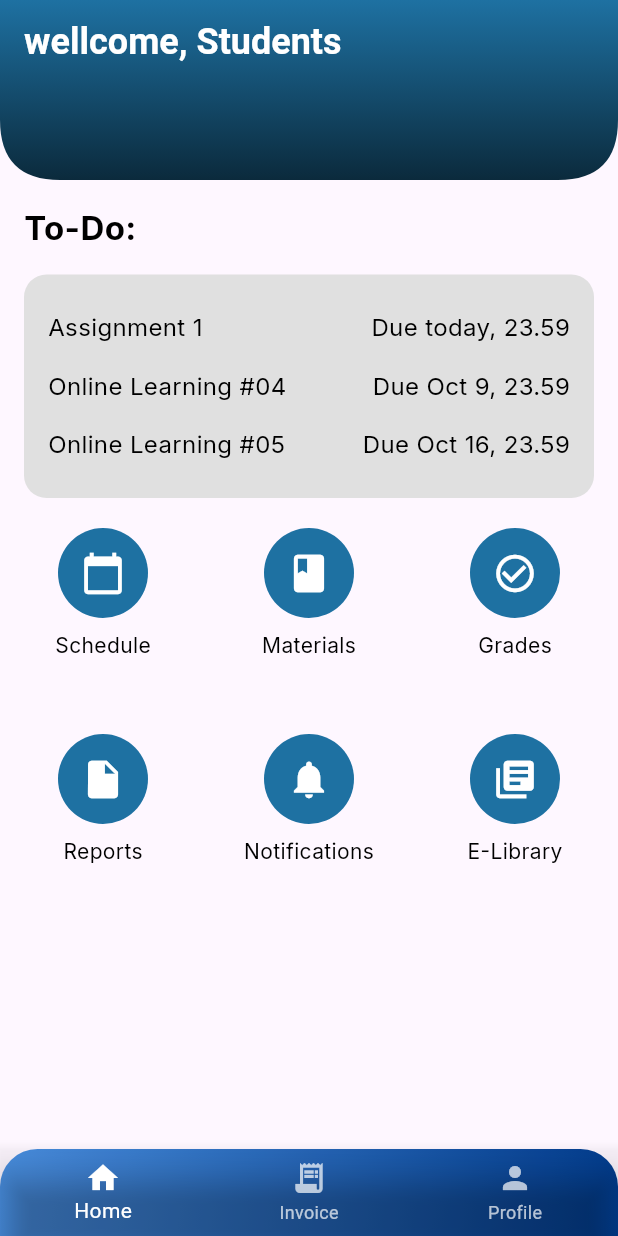
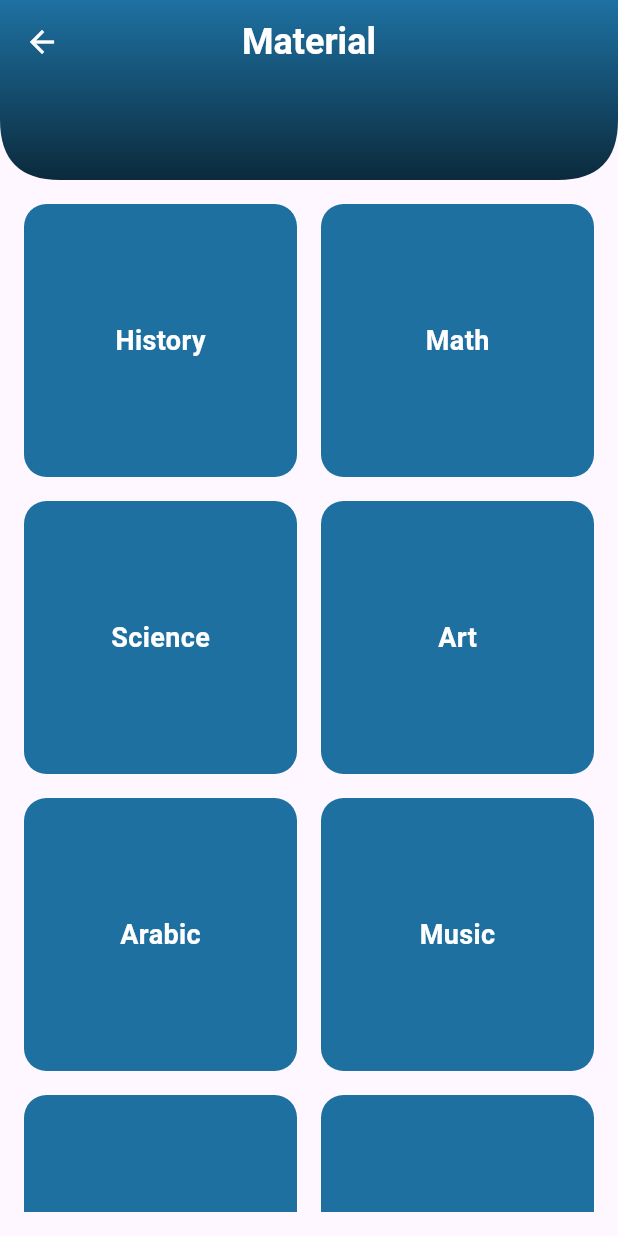
Before and after one commit to difadlyaulhaq/AEDP-APP, a Flutter app: the StudentHome screen opened by its route, after a tap on the "book" icon, on a phone screen of 412 x 824 dp. Run offline on Flutter 3.47's test engine with Material 3 defaults, Android fonts, the light colour scheme and no system bars; our stand-ins replace bloc, cloud_firestore, firebase_auth, firebase_core, flutter_bloc, go_router and 1 more; accounts and stored records are empty.

Commit message:
update: fe material page, material detail

```diff
--- a/lib/pages/GradesPage.dart
+++ b/lib/pages/GradesPage.dart
@@ -136,6 +136,15 @@ class GradesWidget extends StatelessWidget {
                 _buildGradeItem("Art", "19"),
                 _buildGradeItem("English", "100"),
                 _buildGradeItem("Arabic", "100"),
+                _buildGradeItem("Geography", "78"),
+                _buildGradeItem("Chemistry", "85"),
+                _buildGradeItem("Physics", "92"),
+                _buildGradeItem("Biology", "88"),
+                _buildGradeItem("Computer Science", "95"),
+                _buildGradeItem("Music", "76"),
+                _buildGradeItem("Social Studies", "83"),
+                _buildGradeItem("Foreign Language", "89"),
+
               ],
             ),
           ),
--- a/lib/pages/dashboard_students.dart
+++ b/lib/pages/dashboard_students.dart
@@ -1,6 +1,7 @@
 import 'package:flutter/material.dart';
 import 'package:project_aedp/pages/GradesPage.dart';
 import 'package:project_aedp/pages/invoice_page.dart';
+import 'package:project_aedp/pages/materialpage.dart';
 import 'package:project_aedp/pages/profile_page.dart';
 import 'package:project_aedp/theme/theme.dart';
 
@@ -13,13 +14,12 @@ class DashboardStudents extends StatefulWidget {
 
 class _DashboardStudentsState extends State<DashboardStudents> {
   int _selectedIndex = 0; // Track the selected tab index
-  final String name = "Students"; // Store the user's name
 
   // List of all the pages to navigate between
   final List<Widget> _pages = const [
     DashboardStudentsHome(), // Home page
-    InvoicePage(),          // Invoice page
-    ProfilePage(),          // Profile page
+    InvoicePage(), // Invoice page
+    ProfilePage(), // Profile page
   ];
 
   // Logic for onTap navigation
@@ -56,7 +56,8 @@ class _DashboardStudentsState extends State<DashboardStudents> {
           child: BottomNavigationBar(
             currentIndex: _selectedIndex, // Track the selected page index
             onTap: _onNavbarTap, // Triggered when an item is tapped
-            backgroundColor: Colors.transparent, // Make background transparent for gradient effect
+            backgroundColor: Colors
+                .transparent, // Make background transparent for gradient effect
             selectedItemColor: Colors.white,
             unselectedItemColor: Colors.white70,
             items: const [
@@ -127,7 +128,11 @@ class DashboardStudentsHome extends StatelessWidget {
                 // Navigate or display message for "Schedule"
               }),
               _buildIconButton(Icons.book, "Materials", () {
-                // Navigate or display message for "Materials"
+                // Navigate to Material_page
+                Navigator.push(
+                  context,
+                  MaterialPageRoute(builder: (context) => const Material_page()),
+                );
               }),
               _buildIconButton(Icons.check_circle_outline, "Grades", () {
                 // Navigate to GradesPage
--- /dev/null
+++ b/lib/pages/materialpage.dart
@@ -0,0 +1,110 @@
+import 'package:flutter/material.dart';
+import 'package:project_aedp/pages/detailmaterial.dart';
+
+class Material_page extends StatelessWidget {
+  const Material_page({super.key});
+
+  @override
+  Widget build(BuildContext context) {
+    return Scaffold(
+      appBar: PreferredSize(
+        preferredSize:
+            const Size.fromHeight(120.0), // Adjust the height as needed
+        child: ClipPath(
+          clipper: CustomAppBarClipper(), // Custom clipper for rounded corners
+          child: AppBar(
+            automaticallyImplyLeading: true, // Removes the back button if any
+            flexibleSpace: Container(
+              decoration: const BoxDecoration(
+                gradient: LinearGradient(
+                  begin: Alignment.topCenter,
+                  end: Alignment.bottomCenter,
+                  colors: [
+                    Color.fromRGBO(30, 113, 162, 1), // Light blue color
+                    Color.fromRGBO(11, 42, 60, 1), // Darker blue color
+                  ],
+                ),
+              ),
+            ),
+            leading: IconButton(
+              icon: const Icon(Icons.arrow_back, color: Colors.white),
+              onPressed: () => Navigator.pop(context), // Use pop to go back
+            ),
+            title: const Text(
+              'Material', // Title can be dynamic based on _selectedIndex if needed
+              style: TextStyle(
+                color: Colors.white,
+                fontWeight: FontWeight.w600,
+                fontSize: 24,
+              ),
+            ),
+            centerTitle: true,
+          ),
+        ),
+      ),
+      body: Padding(
+        padding: const EdgeInsets.all(16.0),
+        child: GridView.count(
+          crossAxisCount: 2, // 2 items in each row
+          crossAxisSpacing: 16.0, // Space between columns
+          mainAxisSpacing: 16.0, // Space between rows
+          children: [
+            _buildTextItem(context, 'History'),
+            _buildTextItem(context, 'Math'),
+            _buildTextItem(context, 'Science'),
+            _buildTextItem(context, 'Art'),
+            _buildTextItem(context, "Arabic"),
+            _buildTextItem(context, "Music"),
+            _buildTextItem(context, 'Geography'),
+            _buildTextItem(context, 'english')
+          ],
+        ),
+      ),
+    );
+  }
+
+  Widget _buildTextItem(BuildContext context, String subject) {
+    return GestureDetector(
+      onTap: () {
+        Navigator.push(context, MaterialPageRoute(builder: (context) => const Detail_material()));
+      },
+      child: Container(
+        decoration: BoxDecoration(
+          color: const Color(0xFF1E70A0), // Background color
+          borderRadius: BorderRadius.circular(15),
+        ),
+        alignment: Alignment.center,
+        child: Text(
+          subject,
+          style: const TextStyle(
+            color: Colors.white,
+            fontSize: 18,
+            fontWeight: FontWeight.w600,
+          ),
+        ),
+      ),
+    );
+  }
+}
+
+class CustomAppBarClipper extends CustomClipper<Path> {
+  @override
+  Path getClip(Size size) {
+    final path = Path();
+    path.lineTo(0, size.height - 40); // Start from the bottom-left corner
+    path.quadraticBezierTo(
+        0, size.height, 40, size.height); // Left corner curve
+    path.lineTo(
+        size.width - 40, size.height); // Straight line at the bottom middle
+    path.quadraticBezierTo(size.width, size.height, size.width,
+        size.height - 40); // Right corner curve
+    path.lineTo(size.width, 0); // Go to the top-right corner
+    path.close(); // Close the path
+    return path;
+  }
+
+  @override
+  bool shouldReclip(covariant CustomClipper<Path> oldClipper) {
+    return false; // No need to reclip as the shape doesn't change dynamically
+  }
+}
```
Also changed, not shown: lib/pages/detailmaterial.dart (added, +150 -0 lines), assets/history.png (added), assets/math.png (added).
